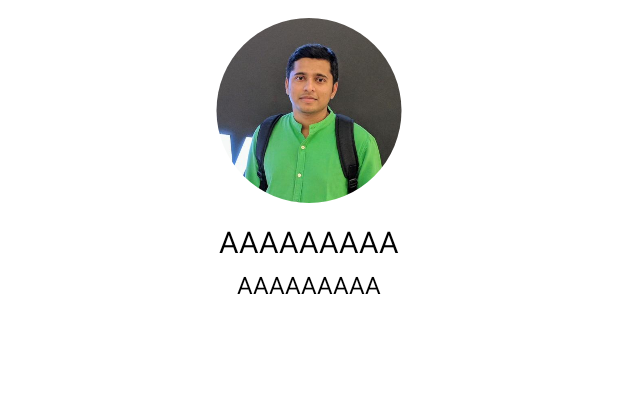
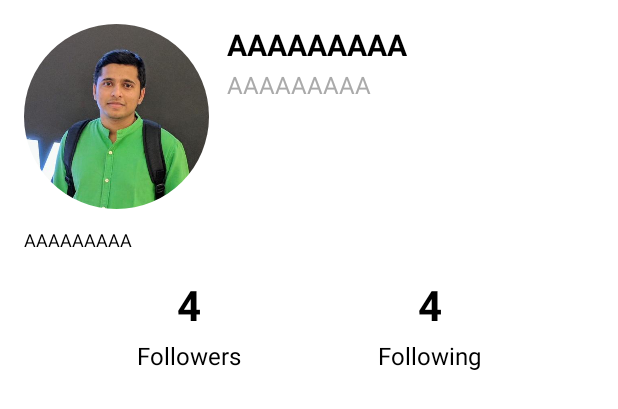
Before and after one commit to nfach98/githubuser-mobile, an Android app: the layout activity_detail.xml on its own in the app's theme, with its tools: preview values and no code run, on a phone screen of 412 x 824 dp. Shown: the top 409 px of the screen. Run offline under Robolectric (Android 15) with nearby library versions, the phone set to English and light mode, and no system bars.

Commit message:
change to mvvm

```diff
--- a/app/src/main/AndroidManifest.xml
+++ b/app/src/main/AndroidManifest.xml
@@ -12,9 +12,9 @@
         android:supportsRtl="true"
         android:theme="@style/Theme.GithubUser">
         <activity
-            android:name=".DetailActivity" />
+            android:name=".app.detail.DetailActivity" />
         <activity android:name=".MotionActivity" />
-        <activity android:name=".MainActivity">
+        <activity android:name=".app.main.MainActivity">
             <intent-filter>
                 <action android:name="android.intent.action.MAIN" />
 
--- a/app/src/main/java/com/nfach98/githubuser/MotionActivity.kt
+++ b/app/src/main/java/com/nfach98/githubuser/MotionActivity.kt
@@ -3,6 +3,7 @@ package com.nfach98.githubuser
 import android.os.Bundle
 import android.view.MenuItem
 import androidx.appcompat.app.AppCompatActivity
+import com.nfach98.githubuser.app.main.MainActivity
 import com.nfach98.githubuser.databinding.ActivityMotionBinding
 import com.nfach98.githubuser.model.Item
 import com.squareup.picasso.Picasso
--- a/app/src/main/java/com/nfach98/githubuser/UserAdapter.kt
+++ b/app/src/main/java/com/nfach98/githubuser/app/main/MainUserAdapter.kt
@@ -1,6 +1,5 @@
-package com.nfach98.githubuser
+package com.nfach98.githubuser.app.main
 
-import android.content.Context
 import android.view.LayoutInflater
 import android.view.ViewGroup
 import androidx.recyclerview.widget.RecyclerView
@@ -8,7 +7,7 @@ import com.nfach98.githubuser.databinding.ItemUserBinding
 import com.nfach98.githubuser.model.Item
 import com.squareup.picasso.Picasso
 
-class UserAdapter(private val users: ArrayList<Item>) : RecyclerView.Adapter<UserAdapter.UserViewHolder>() {
+class MainUserAdapter(private val users: ArrayList<Item>) : RecyclerView.Adapter<MainUserAdapter.UserViewHolder>() {
 
     private var onItemActionCallback: OnItemActionCallback? = null
 
--- a/app/src/main/java/com/nfach98/githubuser/User.kt
+++ b/app/src/main/java/com/nfach98/githubuser/model/User.kt
@@ -1,4 +1,4 @@
-package com.nfach98.githubuser
+package com.nfach98.githubuser.model
 
 import android.os.Parcelable
 import kotlinx.parcelize.Parcelize
--- a/app/src/main/res/layout/activity_detail.xml
+++ b/app/src/main/res/layout/activity_detail.xml
@@ -5,44 +5,110 @@
     xmlns:tools="http://schemas.android.com/tools"
     android:layout_width="match_parent"
     android:layout_height="match_parent"
-    tools:context=".DetailActivity">
+    tools:context=".app.detail.DetailActivity">
 
     <de.hdodenhof.circleimageview.CircleImageView
         android:id="@+id/iv_avatar"
         android:layout_width="0dp"
         android:layout_height="0dp"
-        android:layout_margin="12dp"
+        android:layout_margin="16dp"
         tools:src="@drawable/user2"
         app:layout_constraintWidth_percent="0.3"
         app:layout_constraintDimensionRatio="1.0"
         app:layout_constraintTop_toTopOf="parent"
-        app:layout_constraintStart_toStartOf="parent"
-        app:layout_constraintEnd_toEndOf="parent" />
+        app:layout_constraintStart_toStartOf="parent"/>
 
     <TextView
         android:id="@+id/tv_name"
-        android:layout_width="match_parent"
+        android:layout_width="0dp"
         android:layout_height="wrap_content"
-        android:layout_marginTop="12dp"
         android:layout_marginStart="12dp"
-        android:layout_marginEnd="12dp"
-        android:textAlignment="center"
+        android:layout_marginEnd="16dp"
+        android:textStyle="bold"
         android:textSize="20sp"
         android:textColor="@color/black"
         tools:text="AAAAAAAAA"
-        app:layout_constraintTop_toBottomOf="@id/iv_avatar" />
+        app:layout_constraintTop_toTopOf="@id/iv_avatar"
+        app:layout_constraintBottom_toTopOf="@id/tv_username"
+        app:layout_constraintStart_toEndOf="@id/iv_avatar"
+        app:layout_constraintEnd_toEndOf="parent"
+        app:layout_constraintVertical_chainStyle="packed"/>
 
     <TextView
         android:id="@+id/tv_username"
-        android:layout_width="match_parent"
+        android:layout_width="0dp"
+        android:layout_height="wrap_content"
+        android:layout_marginTop="2dp"
+        android:layout_marginStart="12dp"
+        android:layout_marginEnd="16dp"
+        android:textSize="16sp"
+        android:textColor="@android:color/darker_gray"
+        tools:text="AAAAAAAAA"
+        app:layout_constraintTop_toBottomOf="@id/tv_name"
+        app:layout_constraintStart_toEndOf="@id/iv_avatar"
+        app:layout_constraintEnd_toEndOf="parent"/>
+
+    <TextView
+        android:id="@+id/tv_bio"
+        android:layout_width="0dp"
+        android:layout_height="wrap_content"
+        android:layout_marginTop="12dp"
+        android:layout_marginStart="16dp"
+        android:layout_marginEnd="16dp"
+        android:textSize="12sp"
+        android:textColor="@color/black"
+        tools:text="AAAAAAAAA"
+        app:layout_constraintTop_toBottomOf="@id/iv_avatar"
+        app:layout_constraintStart_toStartOf="parent"
+        app:layout_constraintEnd_toEndOf="parent"/>
+
+    <TextView
+        android:id="@+id/tv_followers"
+        android:layout_width="wrap_content"
+        android:layout_height="wrap_content"
+        android:layout_marginTop="16dp"
+        android:textStyle="bold"
+        android:textSize="28sp"
+        android:textColor="@color/black"
+        tools:text="4"
+        app:layout_constraintTop_toBottomOf="@id/tv_bio"
+        app:layout_constraintStart_toStartOf="@id/followers"
+        app:layout_constraintEnd_toEndOf="@id/followers"/>
+
+    <TextView
+        android:id="@+id/followers"
+        android:layout_width="wrap_content"
         android:layout_height="wrap_content"
         android:layout_marginTop="4dp"
-        android:layout_marginStart="12dp"
-        android:layout_marginEnd="12dp"
-        android:textAlignment="center"
         android:textSize="16sp"
         android:textColor="@color/black"
-        tools:text="AAAAAAAAA"
-        app:layout_constraintTop_toBottomOf="@id/tv_name" />
+        android:text="Followers"
+        app:layout_constraintTop_toBottomOf="@id/tv_followers"
+        app:layout_constraintStart_toStartOf="parent"
+        app:layout_constraintEnd_toStartOf="@id/following"/>
+
+    <TextView
+        android:id="@+id/tv_following"
+        android:layout_width="wrap_content"
+        android:layout_height="wrap_content"
+        android:textStyle="bold"
+        android:textSize="28sp"
+        android:textColor="@color/black"
+        tools:text="4"
+        app:layout_constraintTop_toTopOf="@id/tv_followers"
+        app:layout_constraintStart_toStartOf="@id/following"
+        app:layout_constraintEnd_toEndOf="@id/following"/>
+
+    <TextView
+        android:id="@+id/following"
+        android:layout_width="wrap_content"
+        android:layout_height="wrap_content"
+        android:layout_marginTop="4dp"
+        android:textSize="16sp"
+        android:textColor="@color/black"
+        android:text="Following"
+        app:layout_constraintTop_toBottomOf="@id/tv_following"
+        app:layout_constraintStart_toEndOf="@id/followers"
+        app:layout_constraintEnd_toEndOf="parent"/>
 
 </androidx.constraintlayout.widget.ConstraintLayout>
--- a/app/src/main/res/layout/activity_motion.xml
+++ b/app/src/main/res/layout/activity_motion.xml
@@ -7,7 +7,7 @@
     android:layout_width="match_parent"
     android:layout_height="match_parent"
     app:layoutDescription="@xml/activity_motion_scene"
-    tools:context=".MainActivity">
+    tools:context=".app.main.MainActivity">
 
     <androidx.constraintlayout.utils.widget.ImageFilterView
         android:id="@+id/toolbar"
```
Also changed, not shown: app/src/main/java/com/nfach98/githubuser/MainActivity.kt (deleted, +0 -93 lines), app/src/main/java/com/nfach98/githubuser/app/detail/DetailActivity.kt (renamed from app/src/main/java/com/nfach98/githubuser/DetailActivity.kt, +10 -10 lines), app/src/main/java/com/nfach98/githubuser/app/main/MainActivity.kt (added, +105 -0 lines), app/src/main/java/com/nfach98/githubuser/app/main/MainViewModel.kt (added, +33 -0 lines), app/src/main/res/layout/activity_main.xml (+12 -3 lines).
